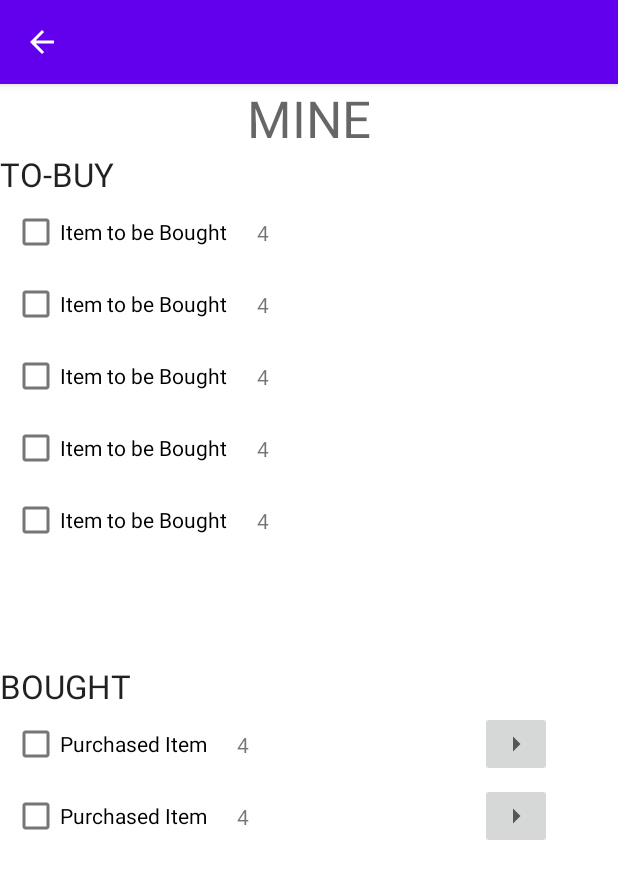
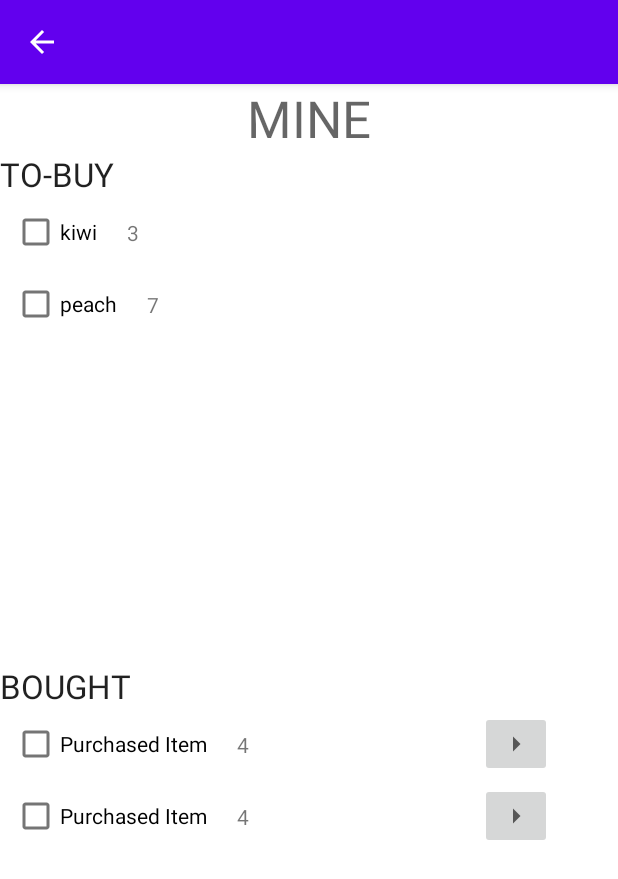
Before and after one commit to ajppp/cz2006-grocery-app, an Android app: the MainActivity screen opened directly, with no data from a screen before it, after a tap on "GROCERY LIST", on a phone screen of 412 x 824 dp. Shown: the top 879 px of the screen. Run offline under Robolectric (Android 15) with nearby library versions, the light colour scheme and no system bars.

Commit message:
i need you...

```diff
--- a/app/src/main/java/com/ajethp/grocery/Grocery.kt
+++ b/app/src/main/java/com/ajethp/grocery/Grocery.kt
@@ -4,6 +4,7 @@ import androidx.appcompat.app.AppCompatActivity
 import android.os.Bundle
 import androidx.recyclerview.widget.GridLayoutManager
 import androidx.recyclerview.widget.RecyclerView
+import com.ajethp.grocery.classes.User
 
 class Grocery : AppCompatActivity() {
 
@@ -21,11 +22,19 @@ class Grocery : AppCompatActivity() {
         shoppingListRvBoard = findViewById(R.id.shoppingListRvBoard)
         purchasedListRvBoard = findViewById(R.id.purchasedListRvBoard)
 
+        var currentUser = intent.getParcelableExtra<User>("CURRENT USER")
+        var userShoppingList = currentUser!!.shoppingList
+        var userPurchasedList = currentUser!!.purchasedList
+
         // TODO("replace 8 with the actual number of items in user's list")
         // since we are not creating two separate classes, perhaps add a Boolean to
         // indicate whether or not it is purchased, this will also make things easier
         // to be reversed if needed. Hence, numShoppingItems + numPurchasedItems = Grocery.size()
-        shoppingListRvBoard.adapter = ShoppingListAdapter(this, 5)
+
+        // actually the above idea sounds good in theory but it's a pain in the ass to code
+        // change the idea
+
+        shoppingListRvBoard.adapter = ShoppingListAdapter(this, userShoppingList)
         purchasedListRvBoard.adapter = PurchasedListAdapter(this, 2)
 
         shoppingListRvBoard.setHasFixedSize(true)
--- a/app/src/main/java/com/ajethp/grocery/InventoryAdapter.kt
+++ b/app/src/main/java/com/ajethp/grocery/InventoryAdapter.kt
@@ -11,7 +11,6 @@ import com.ajethp.grocery.classes.Food
 
 class InventoryAdapter(
     private val context: Context,
-    private val numInventoryItems: Int,
     private val userInventory: MutableList<Food>
 ) :
         RecyclerView.Adapter<InventoryAdapter.ViewHolder>() {
@@ -28,6 +27,7 @@ class InventoryAdapter(
 
                 fun bind(position: Int) {
 
+                    // set text for the inventory items
                     nameText.text = userInventory[position].foodName
                     quantityText.text = userInventory[position].quantity.toString()
                     expiryDateText.text = userInventory[position].expiryDate.toString()
@@ -105,6 +105,6 @@ class InventoryAdapter(
      *
      * @return The total number of items in this adapter.
      */
-    override fun getItemCount() = numInventoryItems
+    override fun getItemCount() = userInventory.size
 
 }
--- a/app/src/main/java/com/ajethp/grocery/MainActivity.kt
+++ b/app/src/main/java/com/ajethp/grocery/MainActivity.kt
@@ -61,10 +61,16 @@ class MainActivity : AppCompatActivity() {
         val orangeDate = LocalDate.of(2021, Month.APRIL, 21)
         var orange = Food("orange", orangeDate,19)
 
+        var kiwi = Food("kiwi", null, 3)
+        var peach = Food("peach", null, 7)
+
         currentUser = User(username!!)
         currentUser.inventoryList.add(avocado)
         currentUser.inventoryList.add(banana)
         currentUser.inventoryList.add(orange)
+
+        currentUser.shoppingList.add(kiwi)
+        currentUser.shoppingList.add(peach)
 
         inventoryButton.setOnClickListener(View.OnClickListener {
             Log.i(TAG, "clicked on inventory button")
@@ -102,16 +108,19 @@ class MainActivity : AppCompatActivity() {
 
     private fun openRecipe() {
         val intent = Intent(this, Recipe::class.java)
+        intent.putExtra("CURRENT USER", currentUser)
         startActivity(intent)
     }
 
     private fun openGrocery() {
         val intent = Intent(this, Grocery::class.java)
+        intent.putExtra("CURRENT USER", currentUser)
         startActivity(intent)
     }
 
     private fun openSettings() {
         val intent = Intent(this, Settings::class.java)
+        intent.putExtra("CURRENT USER", currentUser)
         startActivity(intent)
     }
 
--- a/app/src/main/java/com/ajethp/grocery/ShoppingListAdapter.kt
+++ b/app/src/main/java/com/ajethp/grocery/ShoppingListAdapter.kt
@@ -4,9 +4,12 @@ import android.content.Context
 import android.view.LayoutInflater
 import android.view.ViewGroup
 import android.view.View
+import android.widget.CheckBox
+import android.widget.TextView
 import androidx.recyclerview.widget.RecyclerView
+import com.ajethp.grocery.classes.Food
 
-class ShoppingListAdapter(private val context: Context, private val numShoppingItems: Int) :
+class ShoppingListAdapter(private val context: Context, private var userShoppingList: MutableList<Food>) :
     RecyclerView.Adapter<ShoppingListAdapter.ViewHolder>() {
 
         companion object {
@@ -14,10 +17,15 @@ class ShoppingListAdapter(private val context: Context, private val numShoppingI
         }
 
         inner class ViewHolder(itemView: View): RecyclerView.ViewHolder(itemView) {
+
+            private val shoppingItemText = itemView.findViewById<CheckBox>(R.id.shoppingcheckBox)
+            private val shoppingItemQuantity = itemView.findViewById<TextView>(R.id.shoppingQuantity)
             fun bind(position: Int) {
-                //No-Op
                 //TODO("add an onclick listener? for the checkbox")
                 // need to figure out how a checkbox works
+
+                shoppingItemText.text = userShoppingList[position].foodName
+                shoppingItemQuantity.text = userShoppingList[position].quantity.toString()
 
             }
         }
@@ -80,8 +88,6 @@ class ShoppingListAdapter(private val context: Context, private val numShoppingI
      *
      * @return The total number of items in this adapter.
      */
-    override fun getItemCount(): Int {
-        return numShoppingItems
-    }
+    override fun getItemCount() = userShoppingList.size
 
 }
--- a/app/src/main/java/com/ajethp/grocery/classes/Food.kt
+++ b/app/src/main/java/com/ajethp/grocery/classes/Food.kt
@@ -7,6 +7,7 @@ import java.time.LocalDate
 @Parcelize
 data class Food (
         val foodName: String,
-        var expiryDate: LocalDate,
-        var quantity: Int
+        // make expiryDate nullable for food in shopping list?
+        var expiryDate: LocalDate?,
+        var quantity: Int,
 ) : Parcelable
--- a/app/src/main/java/com/ajethp/grocery/classes/User.kt
+++ b/app/src/main/java/com/ajethp/grocery/classes/User.kt
@@ -9,7 +9,8 @@ data class User(
         var dietaryRestriction: MutableList<Boolean> = mutableListOf(false, false, false, false, false),
         var isInFamily : Boolean = false,
         var inventoryList:MutableList<Food> = ArrayList(),
-        var groceryList:MutableList<Food> = ArrayList()
+        var shoppingList:MutableList<Food> = ArrayList(),
+        var purchasedList:MutableList<Food> = ArrayList()
 ) : Parcelable {
     // use safe calls to check if null when accessing restrictions
         private fun addFoodToInventory(newInventoryFood: Food) = inventoryList.add(newInventoryFood)
--- a/app/src/main/res/layout/grocery_item.xml
+++ b/app/src/main/res/layout/grocery_item.xml
@@ -8,7 +8,7 @@
 
 
     <CheckBox
-        android:id="@+id/purchasedcheckBox"
+        android:id="@+id/shoppingcheckBox"
         android:layout_width="wrap_content"
         android:layout_height="wrap_content"
         android:layout_marginStart="8dp"
@@ -17,12 +17,12 @@
         android:layout_marginBottom="8dp"
         android:text="Item to be Bought"
         app:layout_constraintBottom_toBottomOf="parent"
-        app:layout_constraintEnd_toStartOf="@+id/purchasedQuantity"
+        app:layout_constraintEnd_toStartOf="@+id/shoppingQuantity"
         app:layout_constraintStart_toStartOf="parent"
         app:layout_constraintTop_toTopOf="parent" />
 
     <TextView
-        android:id="@+id/purchasedQuantity"
+        android:id="@+id/shoppingQuantity"
         android:layout_width="8dp"
         android:layout_height="wrap_content"
         android:layout_marginStart="20dp"
@@ -30,7 +30,7 @@
         android:layout_marginBottom="8dp"
         android:text="4"
         app:layout_constraintBottom_toBottomOf="parent"
-        app:layout_constraintStart_toEndOf="@id/purchasedcheckBox"
+        app:layout_constraintStart_toEndOf="@id/shoppingcheckBox"
         app:layout_constraintTop_toTopOf="parent" />
 
 
```
Also changed, not shown: app/src/main/java/com/ajethp/grocery/Inventory.kt (+12 -11 lines).
